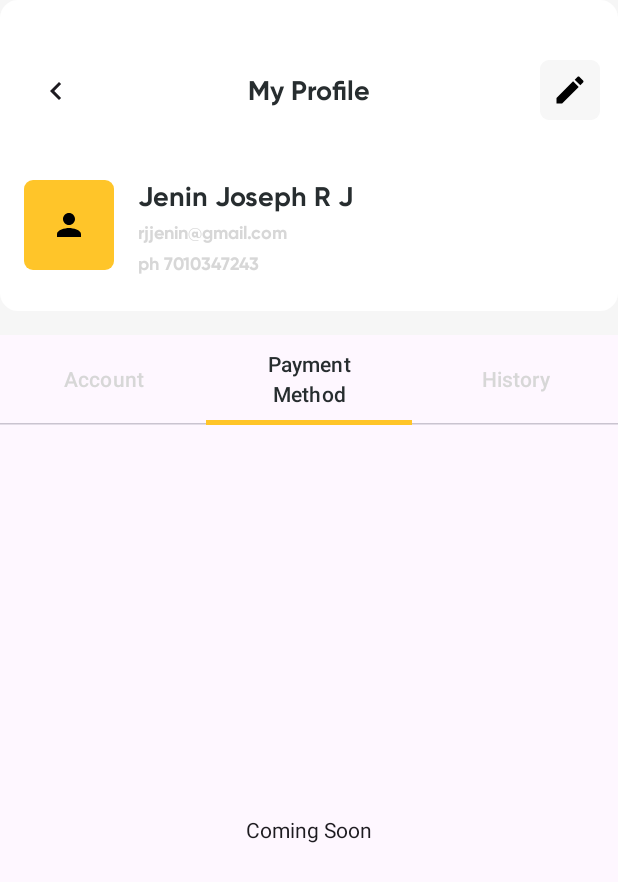
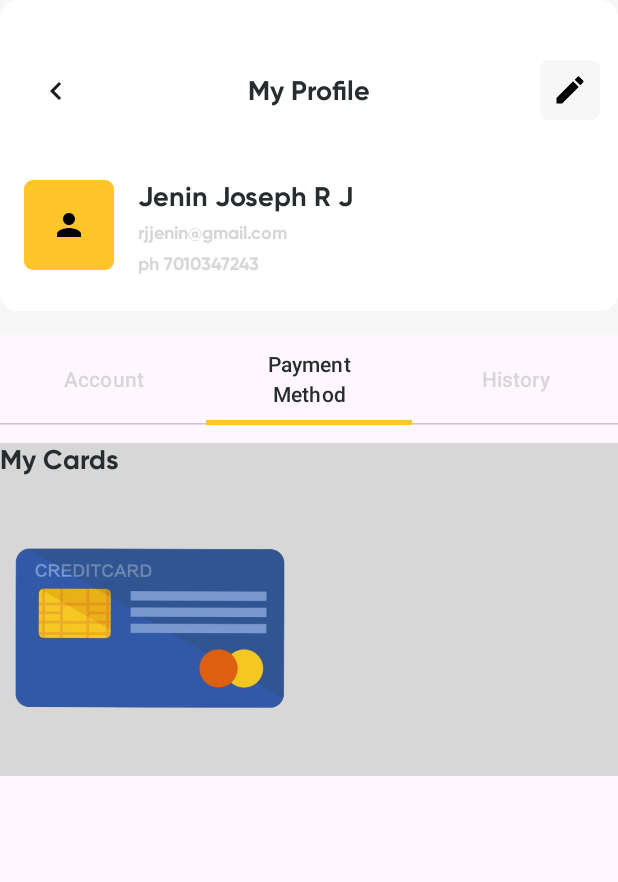
Before and after one commit to jenAndroidDev/Composefood, an Android app built with Jetpack Compose: the @Preview function PreviewProfileScreen, tab 2 chosen, on a phone screen of 412 x 824 dp. Shown: the top 882 px of the screen. Run offline under Robolectric (Android 15) with nearby library versions, the light colour scheme and no system bars.

Commit message:
wip/payment option screen

```diff
--- /dev/null
+++ b/app/src/main/java/com/example/composefood/feature/profile/presentation/PaymentOptionScreen.kt
@@ -0,0 +1,54 @@
+package com.example.composefood.feature.profile.presentation
+
+import androidx.compose.foundation.Image
+import androidx.compose.foundation.background
+import androidx.compose.foundation.layout.Arrangement
+import androidx.compose.foundation.layout.Column
+import androidx.compose.foundation.layout.Spacer
+import androidx.compose.foundation.layout.fillMaxSize
+import androidx.compose.foundation.layout.fillMaxWidth
+import androidx.compose.foundation.layout.height
+import androidx.compose.foundation.layout.size
+import androidx.compose.material.Divider
+import androidx.compose.material3.Text
+import androidx.compose.runtime.Composable
+import androidx.compose.ui.Alignment
+import androidx.compose.ui.Modifier
+import androidx.compose.ui.res.painterResource
+import androidx.compose.ui.tooling.preview.Preview
+import com.example.composefood.R
+import com.example.composefood.commons.MediumHeightText
+import com.example.composefood.ui.theme.PaleGrey
+import androidx.compose.ui.unit.dp
+
+@Composable
+fun PaymentOptionScreen(modifier: Modifier = Modifier){
+    Column(
+        modifier = modifier.fillMaxSize()) {
+        Spacer(modifier = modifier.height(12.dp))
+        Column(modifier = modifier
+            .fillMaxWidth()
+            .background(color = PaleGrey)) {
+            MediumHeightText(text = "My Cards")
+            DebitCard()
+        }
+    }
+
+}
+
+@Preview
+@Composable
+private fun DebitCard(modifier: Modifier = Modifier){
+    Image(
+        modifier = modifier.size(200.dp),
+        painter = painterResource(id = R.drawable.image_debit_card2),
+        contentDescription = "debit card"
+    )
+}
+
+@Preview
+@Composable
+fun PreviewPaymentOptionScreen(){
+
+    PaymentOptionScreen()
+}
--- a/app/src/main/java/com/example/composefood/feature/profile/presentation/ProfileScreen.kt
+++ b/app/src/main/java/com/example/composefood/feature/profile/presentation/ProfileScreen.kt
@@ -188,7 +188,7 @@ fun ProfileTab(modifier: Modifier) {
                      WalletScreen()
                 }
                 1->{
-                    UserDetailScreen(modifier = modifier)
+                    PaymentOptionScreen(modifier = modifier)
                 }
                 2->{
                     PaymentHistoryScreen()
--- a/app/src/main/java/com/example/composefood/feature/profile/presentation/UserDetailScreen.kt
+++ /dev/null
@@ -1,23 +0,0 @@
-package com.example.composefood.feature.profile.presentation
-
-import androidx.compose.foundation.layout.Arrangement
-import androidx.compose.foundation.layout.Box
-import androidx.compose.foundation.layout.Column
-import androidx.compose.foundation.layout.fillMaxSize
-import androidx.compose.foundation.layout.fillMaxWidth
-import androidx.compose.material3.Text
-import androidx.compose.runtime.Composable
-import androidx.compose.ui.Alignment
-import androidx.compose.ui.Modifier
-
-@Composable
-fun UserDetailScreen(modifier: Modifier = Modifier){
-    Column(
-        modifier = modifier.fillMaxSize(),
-        verticalArrangement = Arrangement.Center,
-        horizontalAlignment = Alignment.CenterHorizontally) {
-
-        Text(text = "Coming Soon")
-    }
-
-}
```
Also changed, not shown: app/src/main/res/drawable/image_debit_card.png (added), app/src/main/res/drawable/image_debit_card2.png (added).
